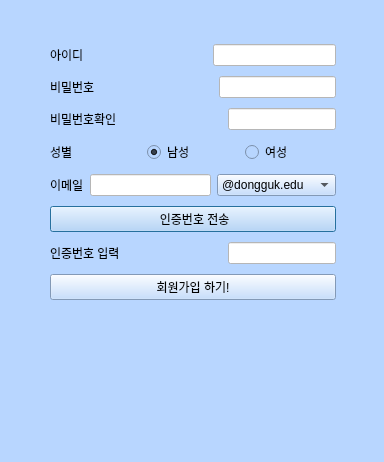
Above: Client/dlsignin.ui from incheon-kim/QtMultiChat before the change. Below: the same form after it.
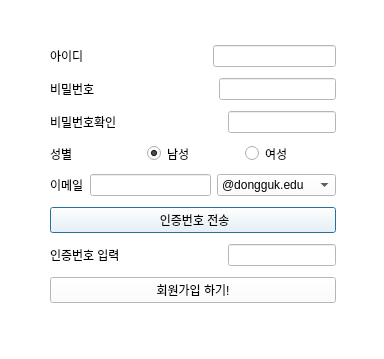
That is the form after the change.

Patch:
```diff
--- a/Client/dlsignin.ui
+++ b/Client/dlsignin.ui
@@ -7,7 +7,7 @@
     <x>0</x>
     <y>0</y>
     <width>384</width>
-    <height>462</height>
+    <height>359</height>
    </rect>
   </property>
   <property name="minimumSize">
@@ -20,7 +20,8 @@
    <string>SIGN UP</string>
   </property>
   <property name="styleSheet">
-   <string notr="true">background-color: rgb(184, 214, 255);</string>
+   <string notr="true">border-color: rgb(0, 0, 0);
+background-color: rgb(255, 255, 255);</string>
   </property>
   <widget class="QWidget" name="layoutWidget">
    <property name="geometry">
```
